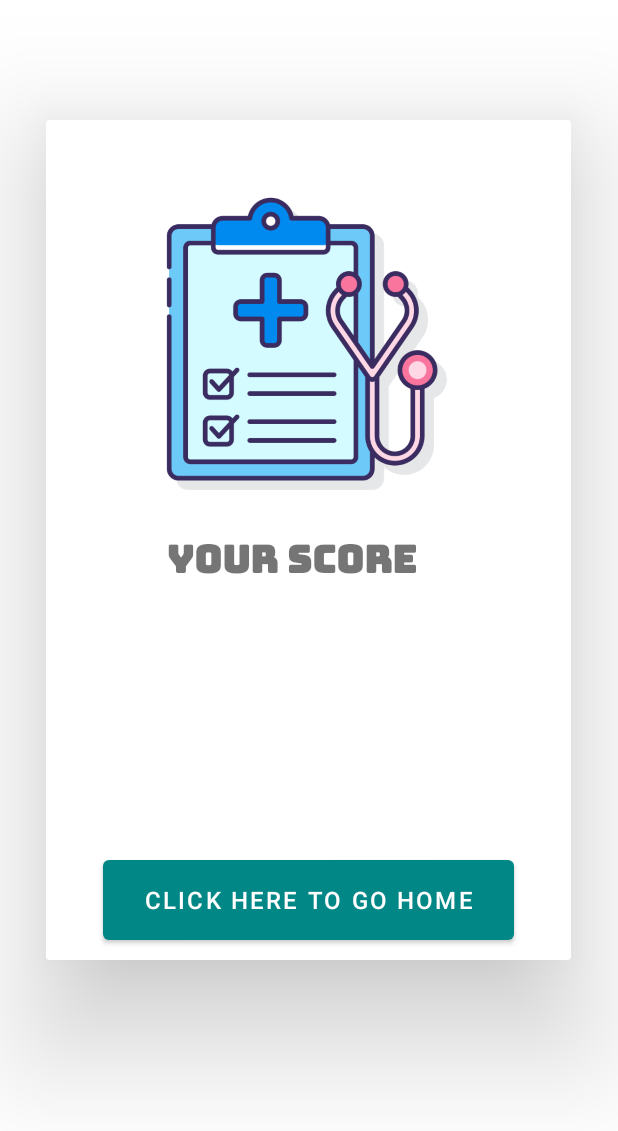
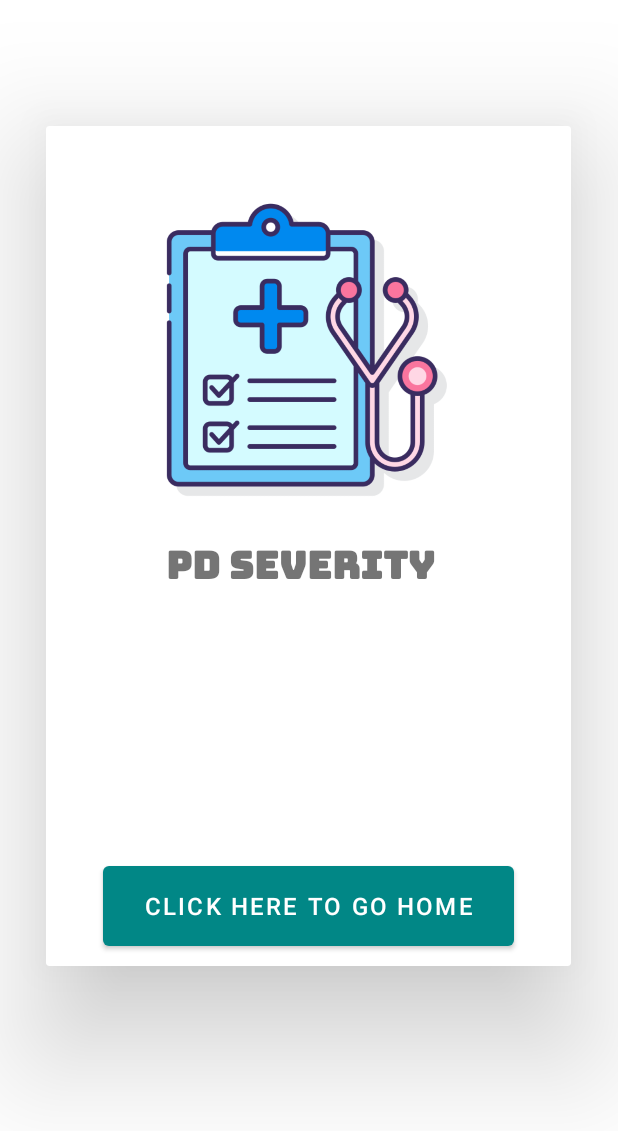
Before and after one commit to NaveenParamasivam/PD-Detect, an Android app: the severityresult screen opened directly, with no data from a screen before it, on a phone screen of 412 x 824 dp. Shown: the top 1131 px of the screen. Run offline under Robolectric (Android 15) with nearby library versions, the phone set to English and light mode, and no system bars; Roboto replaces fonts that are not available here; 1 statement that could not run was skipped.

Commit message:
Text corrections

```diff
--- a/app/src/main/java/com/example/pddetect/about.java
+++ b/app/src/main/java/com/example/pddetect/about.java
@@ -22,10 +22,10 @@ public class about extends AppCompatActivity {
         pddesc=findViewById(R.id.aboutdescription2);
         hydesc=findViewById(R.id.aboutdescription3);
         combineddesc=findViewById(R.id.aboutdescription4);
-        aboutdesc.setText("Parkinson’s Disease (PD) is a disorder of the central nervous system that affects movement, often including tremors. We have designed a system that uses deep learning to detect Parkinson’s Disease at an earlier stage.");
+        aboutdesc.setText("PD Detect is a mobile application developed for the Detection of Parkinson’s Disease using the motor based symptoms and also predict the severity of PD using Hoehn & Yahr Scale and other severity symptoms.");
         pddesc.setText("Parkinson's disease is a brain disorder that leads to shaking, stiffness, and difficulty with walking, balance, and coordination. Parkinson's symptoms usually begin gradually and get worse over time. As the disease progresses, people may have difficulty walking and talking. They may also have mental and behavioral changes, sleep problems, depression, memory difficulties, and fatigue.");
-        hydesc.setText("The Hoehn and Yahr scale is a commonly used system for describing how the symptoms of Parkinson's disease progress.A modified Hoehn and Yahr scale was proposed with the addition of stages 1.5 and 2.5");
-        combineddesc.setText("We have combined HY score value and severity question portion.");
+        hydesc.setText("The Hoehn and Yahr scale is a commonly used system for describing how the symptoms of Parkinson's disease progress. A modified Hoehn and Yahr scale was proposed with the addition of stages 1.5 and 2.5.");
+        combineddesc.setText("Parkinson's disease is detected using the output from 3 accelerometers placed at the ankle (shank), on the thigh, and on the hip & 16 sensors measuring force (in Newton) placed at the feet. The data is stored and processed in cloud.");
         home2.setOnClickListener(new View.OnClickListener() {
             @Override
             public void onClick(View view) {
--- a/app/src/main/java/com/example/pddetect/loadingscreen.java
+++ b/app/src/main/java/com/example/pddetect/loadingscreen.java
@@ -86,10 +86,14 @@ public class loadingscreen extends AppCompatActivity {
                     finalScore += (hyScale.get(hyData) * weightage);
                     finalScore = finalScore/totalScore * 100;
 
-                    String data = String.format("%.02f", finalScore) + "% - " + finalSeverity(finalScore);
+                    String data = "Score : " + String.format("%.02f", finalScore) + "%";
+                    String grade = "Grade : " + finalSeverity(finalScore);
+                    hyData = "HY Score : " + hyData;
 
                     Intent severityResultIntent = new Intent(getApplicationContext(), severityresult.class);
                     severityResultIntent.putExtra("result", data);
+                    severityResultIntent.putExtra("grade", grade);
+                    severityResultIntent.putExtra("hyData", hyData);
                     startActivity(severityResultIntent);
                 }
                 finish();
--- a/app/src/main/java/com/example/pddetect/severityresult.java
+++ b/app/src/main/java/com/example/pddetect/severityresult.java
@@ -10,7 +10,7 @@ import android.widget.TextView;
 import android.widget.Toast;
 
 public class severityresult extends AppCompatActivity {
-    TextView resultscore;
+    TextView resultscore, severityGrade, hyScore;
     Button homenavigation;
 
     @Override
@@ -18,14 +18,23 @@ public class severityresult extends AppCompatActivity {
         super.onCreate(savedInstanceState);
         setContentView(R.layout.severityresult);
         String data = getIntent().getStringExtra("result");
+        String grade = getIntent().getStringExtra("grade");
+        String hyData = getIntent().getStringExtra("hyData");
+
         Toast.makeText(getApplicationContext(), data, Toast.LENGTH_LONG).show();
-        resultscore=findViewById(R.id.textView3);
-        homenavigation=findViewById(R.id.button2);
+        resultscore = findViewById(R.id.severityPercent);
+        severityGrade = findViewById(R.id.severityGradeText);
+        hyScore = findViewById(R.id.hyScoreText);
+        homenavigation = findViewById(R.id.button2);
+
         resultscore.setText(data);
+        severityGrade.setText(grade);
+        hyScore.setText(hyData);
+
         homenavigation.setOnClickListener(new View.OnClickListener() {
             @Override
             public void onClick(View view) {
-                Intent homenavigationintent=new Intent(severityresult.this,homepage.class);
+                Intent homenavigationintent = new Intent(severityresult.this,homepage.class);
                 startActivity(homenavigationintent);
             }
         });
--- a/app/src/main/res/layout/homepage.xml
+++ b/app/src/main/res/layout/homepage.xml
@@ -45,7 +45,7 @@
         android:layout_marginBottom="22dp"
         android:fontFamily="@font/roboto_bold"
         android:gravity="center"
-        android:text="Click the below button to detect PD"
+        android:text="Click the below button to detect PD."
         android:textSize="18sp"
         android:textStyle="bold"
         app:layout_constraintBottom_toTopOf="@+id/button"
--- a/app/src/main/res/layout/severityquestion.xml
+++ b/app/src/main/res/layout/severityquestion.xml
@@ -13,8 +13,8 @@
             android:id="@+id/textview1"
             android:layout_width="wrap_content"
             android:layout_height="wrap_content"
-            android:text="Severity Question"
             android:fontFamily="@font/bungee"
+            android:text="PD Severity Survey"
             android:textSize="22dp"
             android:textStyle="bold"
             app:layout_constraintBottom_toBottomOf="parent"
@@ -182,7 +182,7 @@
             android:layout_width="136dp"
             android:layout_height="48dp"
 
-            android:text="Calculate"
+            android:text="Submit"
             app:layout_constraintEnd_toEndOf="parent"
             app:layout_constraintHorizontal_bias="0.854"
             app:layout_constraintStart_toEndOf="@+id/button"
--- a/app/src/main/res/layout/severityresult.xml
+++ b/app/src/main/res/layout/severityresult.xml
@@ -11,9 +11,8 @@
         android:id="@+id/resultcardView"
         android:layout_width="350dp"
         android:layout_height="560dp"
+        android:layout_marginTop="84dp"
         app:cardElevation="50dp"
-        android:layout_marginTop="80dp"
-        android:layout_marginBottom="60dp"
         app:layout_constraintEnd_toEndOf="parent"
         app:layout_constraintHorizontal_bias="0.491"
         app:layout_constraintStart_toStartOf="parent"
@@ -21,7 +20,6 @@
 
         <ImageView
             android:id="@+id/resultlottie"
-            android:src="@drawable/report"
             android:layout_width="200dp"
             android:layout_height="200dp"
             android:layout_centerHorizontal="true"
@@ -29,10 +27,10 @@
             android:layout_gravity="center"
             android:layout_marginTop="-40dp"
             android:layout_marginBottom="90dp"
-            />
+            android:src="@drawable/report" />
 
         <TextView
-            android:layout_width="wrap_content"
+            android:layout_width="186dp"
             android:layout_height="wrap_content"
             android:layout_centerHorizontal="true"
             android:layout_centerVertical="true"
@@ -40,13 +38,13 @@
             android:layout_marginTop="260dp"
             android:fontFamily="@font/bungee"
             android:gravity="center"
-            android:text="Your Score"
+            android:text="PD Severity "
             android:textAlignment="center"
             android:textSize="25dp"
             android:textStyle="bold" />
 
         <TextView
-            android:id="@+id/textView3"
+            android:id="@+id/severityPercent"
             android:layout_width="wrap_content"
             android:layout_height="wrap_content"
             android:layout_centerHorizontal="true"
@@ -60,7 +58,7 @@
             android:textStyle="bold" />
 
         <TextView
-            android:id="@+id/textView4"
+            android:id="@+id/severityGradeText"
             android:layout_width="wrap_content"
             android:layout_height="wrap_content"
             android:layout_centerHorizontal="true"
@@ -72,8 +70,9 @@
             android:textAlignment="center"
             android:textSize="20dp"
             android:textStyle="bold" />
+
         <TextView
-            android:id="@+id/textView5"
+            android:id="@+id/hyScoreText"
             android:layout_width="wrap_content"
             android:layout_height="wrap_content"
             android:layout_centerHorizontal="true"
@@ -95,7 +94,7 @@
             android:layout_gravity="center"
             android:layout_marginTop="240dp"
             android:text="Click here To Go Home"
-            android:textSize="16sp"/>
+            android:textSize="16sp" />
     </androidx.cardview.widget.CardView>
 
 </androidx.constraintlayout.widget.ConstraintLayout>
```
Also changed, not shown: app/src/main/res/layout/about.xml (+11 -2 lines).
